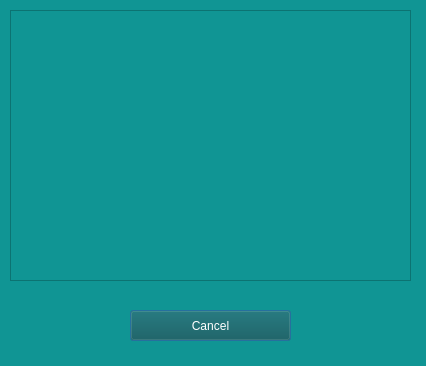
Before: the Qt Designer form QTcreator/Diary/class_info.ui in albaSANDROS/DIPLOMA-PROJECT.-Multi-user-client-server-application-e-journal, drawn with Qt 5.
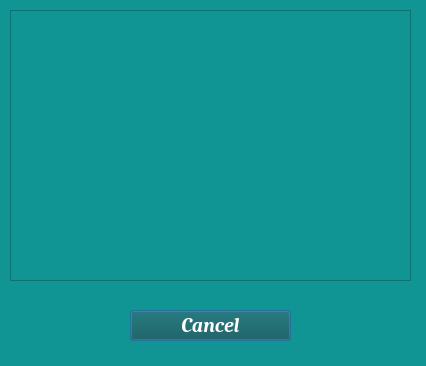
After: the same form once the commit is applied.

```diff
--- a/QTcreator/Diary/class_info.ui
+++ b/QTcreator/Diary/class_info.ui
@@ -29,6 +29,17 @@
      <height>31</height>
     </rect>
    </property>
+   <property name="font">
+    <font>
+     <family>Cambria</family>
+     <pointsize>15</pointsize>
+     <italic>true</italic>
+     <bold>true</bold>
+    </font>
+   </property>
+   <property name="cursor">
+    <cursorShape>OpenHandCursor</cursorShape>
+   </property>
    <property name="styleSheet">
     <string notr="true">background-color: rgb(29, 35, 35);
 background-color: rgb(9, 83, 82);
```
Left out of the diff: 8 changed lines with no effect on the pictures.
